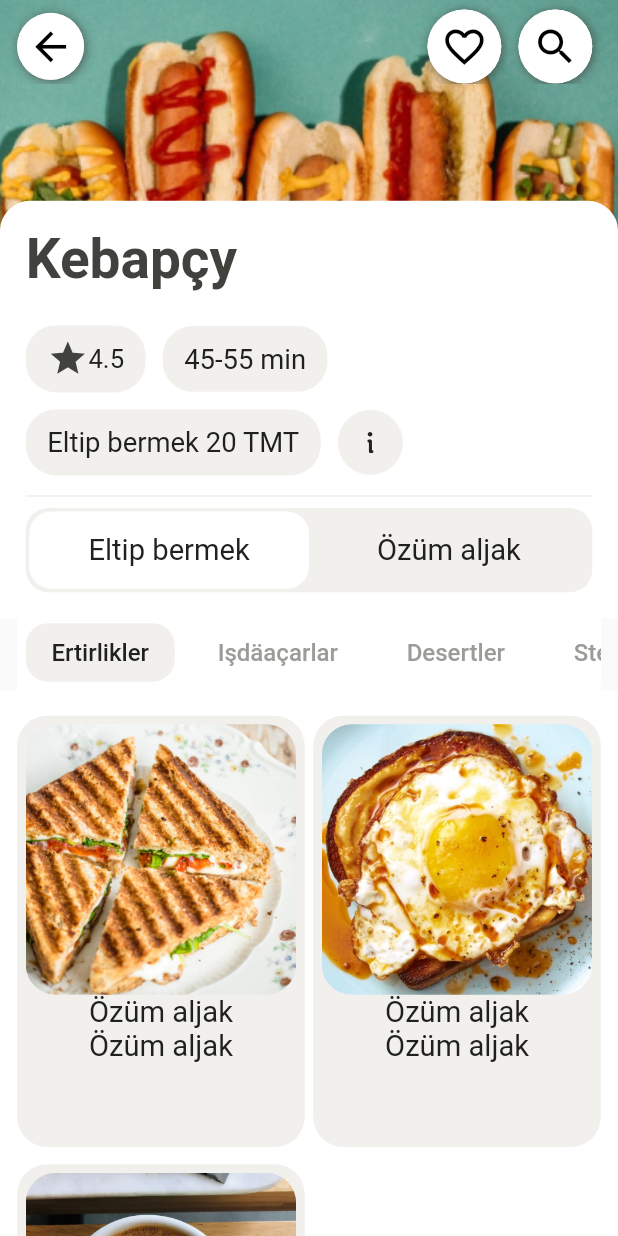
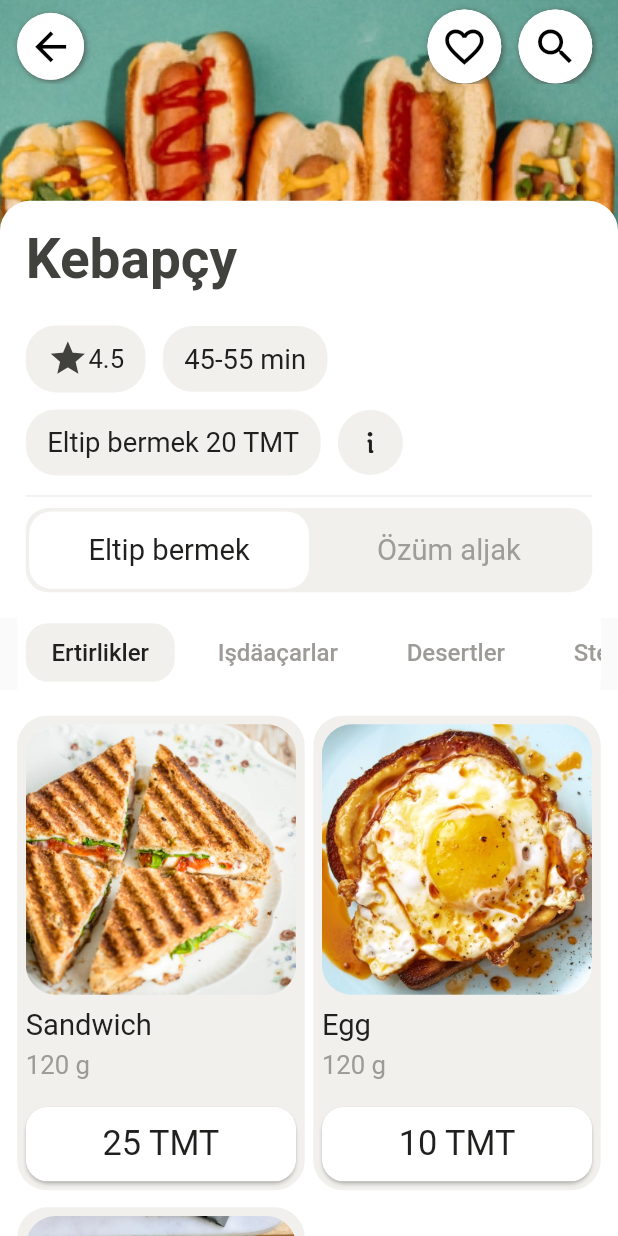
Before and after one commit to Ruslanbek0809/yoda_restoran, a Flutter app: the RestaurantDetailsScreen screen opened directly, on a phone screen of 412 x 824 dp. Run offline on Flutter 3.47's test engine with Material 2 defaults, Android fonts, the phone set to English and light mode, and no system bars; our stand-ins replace cached_network_image, carousel_slider, extended_nested_scroll_view, flutter_screenutil, flutter_svg, mask_text_input_formatter.

Commit message:
changes made on a specific restaurant

```diff
--- a/lib/models/food_model.dart
+++ b/lib/models/food_model.dart
@@ -1,7 +1,10 @@
 class FoodModel {
   final int id;
   final String name;
+  final num weight;
+  final String weightType;
   final num price;
   final String image;
-  FoodModel(this.id, this.name, this.price, this.image);
+  FoodModel(
+      this.id, this.name, this.weight, this.weightType, this.price, this.image);
 }
--- a/lib/screens/restaurant/restaurant_details_screen.dart
+++ b/lib/screens/restaurant/restaurant_details_screen.dart
@@ -31,9 +31,9 @@ class _RestaurantDetailsScreenState extends State<RestaurantDetailsScreen>
   ];
 
   List<FoodModel> _foodList = [
-    FoodModel(0, 'Sandwich', 25, 'assets/breakfast_sandwich.jpg'),
-    FoodModel(0, 'Egg', 10, 'assets/breakfast_egg.jpg'),
-    FoodModel(0, 'Sandwich', 15, 'assets/breakfast_latte.jpg'),
+    FoodModel(0, 'Sandwich', 120, 'g', 25, 'assets/breakfast_sandwich.jpg'),
+    FoodModel(0, 'Egg', 120, 'g', 10, 'assets/breakfast_egg.jpg'),
+    FoodModel(0, 'Sandwich', 300, 'ml', 15, 'assets/breakfast_latte.jpg'),
   ];
 
   void _scrollListener() {
@@ -316,7 +316,9 @@ class _RestaurantDetailsScreenState extends State<RestaurantDetailsScreen>
                                                 'Eltip bermek',
                                                 style: TextStyle(
                                                   fontSize: 17.sp,
-                                                  color: AppTheme.FONT_COLOR,
+                                                  color: !isDelivery
+                                                      ? AppTheme.FONT_GREY_COLOR
+                                                      : AppTheme.FONT_COLOR,
                                                 ),
                                               ),
                                             ),
@@ -345,7 +347,9 @@ class _RestaurantDetailsScreenState extends State<RestaurantDetailsScreen>
                                                 'Özüm aljak',
                                                 style: TextStyle(
                                                   fontSize: 17.sp,
-                                                  color: AppTheme.FONT_COLOR,
+                                                  color: isDelivery
+                                                      ? AppTheme.FONT_GREY_COLOR
+                                                      : AppTheme.FONT_COLOR,
                                                 ),
                                               ),
                                             ),
@@ -518,7 +522,7 @@ class _RestaurantDetailsScreenState extends State<RestaurantDetailsScreen>
                             crossAxisCount: 2,
                             mainAxisSpacing: 10.w, //spaceTopBottom
                             crossAxisSpacing: 5.w, //spaceLeftRight
-                            childAspectRatio: 1.sw / 1.5.sw,
+                            childAspectRatio: 1.sw / 1.65.sw,
                           ),
                           itemCount: _foodList.length,
                           itemBuilder: (context, pos) {
@@ -532,7 +536,8 @@ class _RestaurantDetailsScreenState extends State<RestaurantDetailsScreen>
                                 builder: (BuildContext context,
                                     BoxConstraints constraints) {
                                   return Column(
-                                    // mainAxisSize: MainAxisSize.min,
+                                    crossAxisAlignment:
+                                        CrossAxisAlignment.start,
                                     children: [
                                       YodaImage(
                                         image: _foodList[pos].image,
@@ -540,20 +545,60 @@ class _RestaurantDetailsScreenState extends State<RestaurantDetailsScreen>
                                         width: constraints.maxWidth,
                                         borderRadius: 20.0,
                                       ),
-                                      Text(
-                                        'Özüm aljak',
-                                        style: TextStyle(
-                                          fontSize: 17.sp,
-                                          color: AppTheme.FONT_COLOR,
+                                      Padding(
+                                        padding: EdgeInsets.only(
+                                            top: 8.w, bottom: 4.w),
+                                        child: Text(
+                                          _foodList[pos].name,
+                                          style: TextStyle(
+                                            fontSize: 17.sp,
+                                            color: AppTheme.FONT_COLOR,
+                                          ),
                                         ),
                                       ),
                                       Text(
-                                        'Özüm aljak',
+                                        '${_foodList[pos].weight} ${_foodList[pos].weightType}',
                                         style: TextStyle(
-                                          fontSize: 17.sp,
-                                          color: AppTheme.FONT_COLOR,
+                                          fontSize: 15.sp,
+                                          color: AppTheme.DRAWER_ICON,
                                         ),
                                       ),
+                                      Spacer(),
+                                      AnimatedSwitcher(
+                                        duration: Duration(milliseconds: 300),
+                                        child: Material(
+                                          color: Colors.transparent,
+                                          borderRadius:
+                                              AppTheme().buttonBorderRadius,
+                                          elevation: 1,
+                                          child: InkWell(
+                                            borderRadius:
+                                                AppTheme().buttonBorderRadius,
+                                            onTap: () {},
+                                            child: Ink(
+                                              width: constraints.maxWidth,
+                                              decoration: BoxDecoration(
+                                                color: AppTheme.WHITE,
+                                                borderRadius: AppTheme()
+                                                    .buttonBorderRadius,
+                                                // boxShadow: [
+                                                //   AppTheme().buttonShadow
+                                                // ],
+                                              ),
+                                              padding: EdgeInsets.symmetric(
+                                                  vertical: 10.w),
+                                              child: Text(
+                                                '${_foodList[pos].price} TMT',
+                                                textAlign: TextAlign.center,
+                                                style: TextStyle(
+                                                  fontSize: 20.sp,
+                                                  color: AppTheme.FONT_COLOR,
+                                                ),
+                                              ),
+                                            ),
+                                          ),
+                                        ),
+                                      )
                                     ],
                                   );
                                 },
--- a/lib/utils/app_theme.dart
+++ b/lib/utils/app_theme.dart
@@ -6,6 +6,7 @@ class AppTheme {
   static const Color MAIN_LIGHT = Color(0xFFF1F0ED);
   static const Color MAIN_DARK = Color(0xFF41413E);
   static const Color FONT_COLOR = Color(0xFF20201F);
+  static const Color FONT_GREY_COLOR = Color(0xFF9F9D9A);
   static const Color DRAWER_ICON = Color(0xFF9D9B98);
   static const Color DRAWER_DIVIDER = Color(0xFFCCCCCC);
   static const Color GREEN = Color(0xFF76C03F);
@@ -57,7 +58,7 @@ class AppTheme {
 
   BoxShadow get buttonShadow => BoxShadow(
         color: MAIN_DARK.withOpacity(0.75),
-        blurRadius: 5.0,
+        blurRadius: 3.0,
         offset: const Offset(1.1, 1.1),
       );
 
```
